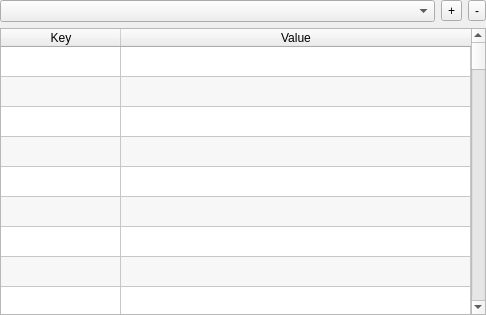
The window that RequestFlowApp/RequestFlow/ui/EnvironmentsWidget.ui (fatehmtd/RequestFlow) describes before a commit, drawn with Qt 5.
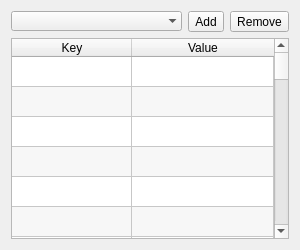
The same window after the commit. Icons and pictures are not drawn.

```diff
--- a/RequestFlowApp/RequestFlow/ui/EnvironmentsWidget.ui
+++ b/RequestFlowApp/RequestFlow/ui/EnvironmentsWidget.ui
@@ -6,37 +6,66 @@
    <rect>
     <x>0</x>
     <y>0</y>
-    <width>486</width>
-    <height>315</height>
+    <width>300</width>
+    <height>250</height>
    </rect>
   </property>
   <property name="minimumSize">
    <size>
-    <width>486</width>
-    <height>315</height>
+    <width>300</width>
+    <height>250</height>
    </size>
   </property>
   <property name="windowTitle">
    <string>Environments</string>
   </property>
   <layout class="QGridLayout" name="gridLayout">
-   <property name="leftMargin">
-    <number>0</number>
-   </property>
-   <property name="topMargin">
-    <number>0</number>
-   </property>
-   <property name="rightMargin">
-    <number>0</number>
-   </property>
-   <property name="bottomMargin">
-    <number>0</number>
-   </property>
    <item row="0" column="0">
     <widget class="QComboBox" name="comboBox_environments">
      <property name="editable">
       <bool>false</bool>
      </property>
+     <property name="sizeAdjustPolicy">
+      <enum>QComboBox::AdjustToContents</enum>
+     </property>
+     <property name="frame">
+      <bool>false</bool>
+     </property>
+    </widget>
+   </item>
+   <item row="0" column="1">
+    <widget class="QToolButton" name="toolButton_add">
+     <property name="text">
+      <string>Add</string>
+     </property>
+     <property name="icon">
+      <iconset theme=":/ui/plus"/>
+     </property>
+     <property name="iconSize">
+      <size>
+       <width>18</width>
+       <height>18</height>
+      </size>
+     </property>
+    </widget>
+   </item>
+   <item row="0" column="2">
+    <widget class="QToolButton" name="toolButton_remove">
+     <property name="text">
+      <string>Remove</string>
+     </property>
+     <property name="icon">
+      <iconset theme=":/ui/minus"/>
+     </property>
+     <property name="iconSize">
+      <size>
+       <width>18</width>
+       <height>18</height>
+      </size>
+     </property>
+     <property name="toolButtonStyle">
+      <enum>Qt::ToolButtonFollowStyle</enum>
+     </property>
     </widget>
    </item>
    <item row="1" column="0" colspan="3">
@@ -171,26 +200,6 @@
      </column>
     </widget>
    </item>
-   <item row="0" column="2">
-    <widget class="QToolButton" name="toolButton_remove">
-     <property name="text">
-      <string>-</string>
-     </property>
-     <property name="icon">
-      <iconset theme=":/ui/minus"/>
-     </property>
-    </widget>
-   </item>
-   <item row="0" column="1">
-    <widget class="QToolButton" name="toolButton_add">
-     <property name="text">
-      <string>+</string>
-     </property>
-     <property name="icon">
-      <iconset theme=":/ui/plus"/>
-     </property>
-    </widget>
-   </item>
   </layout>
  </widget>
  <layoutdefault spacing="6" margin="11"/>
```
